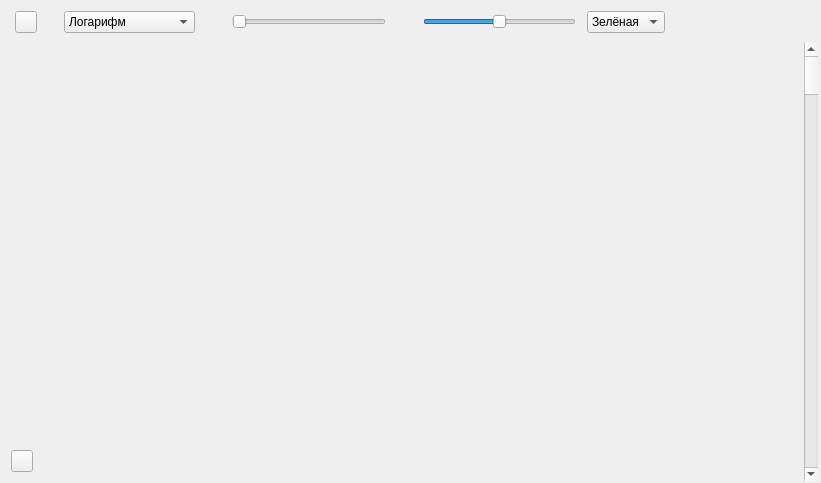
Qt form ui/GraphicWidget.ui (alexvrn/rmo) before a commit.
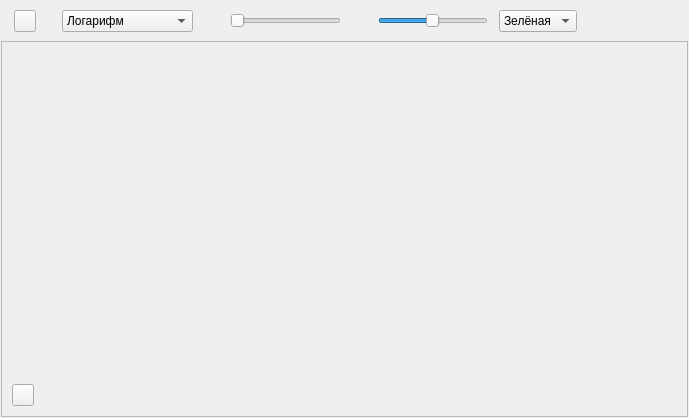
The same form after that commit. Custom widgets are drawn as their Qt base class.

Commit message: Скролл и выравнивание шкалы цвета

The edit to the form file:
```diff
--- a/ui/GraphicWidget.ui
+++ b/ui/GraphicWidget.ui
@@ -6,14 +6,17 @@
    <rect>
     <x>0</x>
     <y>0</y>
-    <width>821</width>
-    <height>483</height>
+    <width>689</width>
+    <height>418</height>
    </rect>
   </property>
   <property name="windowTitle">
    <string>Form</string>
   </property>
-  <layout class="QGridLayout" name="gridLayout">
+  <layout class="QVBoxLayout" name="verticalLayout">
+   <property name="spacing">
+    <number>0</number>
+   </property>
    <property name="leftMargin">
     <number>1</number>
    </property>
@@ -26,33 +29,70 @@
    <property name="bottomMargin">
     <number>1</number>
    </property>
-   <item row="0" column="0">
-    <widget class="QWidget" name="panel" native="true">
-     <property name="styleSheet">
-      <string notr="true"/>
-     </property>
-     <layout class="QGridLayout" name="gridLayout_6">
-      <property name="leftMargin">
-       <number>1</number>
-      </property>
-      <property name="topMargin">
-       <number>1</number>
-      </property>
-      <property name="rightMargin">
-       <number>1</number>
-      </property>
-      <property name="bottomMargin">
-       <number>1</number>
-      </property>
-      <property name="spacing">
-       <number>1</number>
-      </property>
-      <item row="0" column="0">
-       <layout class="QGridLayout" name="gridLayout_4">
-        <property name="spacing">
-         <number>1</number>
-        </property>
-        <item row="0" column="1">
+   <item>
+    <layout class="QHBoxLayout" name="horizontalLayout_2">
+     <item>
+      <layout class="QHBoxLayout" name="horizontalLayout_7">
+       <property name="spacing">
+        <number>0</number>
+       </property>
+       <item>
+        <spacer name="horizontalSpacer_13">
+         <property name="orientation">
+          <enum>Qt::Horizontal</enum>
+         </property>
+         <property name="sizeType">
+          <enum>QSizePolicy::Maximum</enum>
+         </property>
+         <property name="sizeHint" stdset="0">
+          <size>
+           <width>13</width>
+           <height>20</height>
+          </size>
+         </property>
+        </spacer>
+       </item>
+       <item>
+        <widget class="QToolButton" name="orientationToolButton">
+         <property name="minimumSize">
+          <size>
+           <width>22</width>
+           <height>22</height>
+          </size>
+         </property>
+         <property name="maximumSize">
+          <size>
+           <width>22</width>
+           <height>22</height>
+          </size>
+         </property>
+         <property name="toolTip">
+          <string>Изменение направления оси времени</string>
+         </property>
+         <property name="text">
+          <string/>
+         </property>
+        </widget>
+       </item>
+       <item>
+        <spacer name="horizontalSpacer_14">
+         <property name="orientation">
+          <enum>Qt::Horizontal</enum>
+         </property>
+         <property name="sizeType">
+          <enum>QSizePolicy::Maximum</enum>
+         </property>
+         <property name="sizeHint" stdset="0">
+          <size>
+           <width>13</width>
+           <height>20</height>
+          </size>
+         </property>
+        </spacer>
+       </item>
+      </layout>
+     </item>
+     <item>
          <widget class="QWidget" name="widget" native="true">
           <property name="sizePolicy">
            <sizepolicy hsizetype="Preferred" vsizetype="Maximum">
@@ -281,9 +321,36 @@
           </layout>
          </widget>
         </item>
-        <item row="1" column="0" colspan="2">
-         <layout class="QHBoxLayout" name="horizontalLayout_4">
+    </layout>
+   </item>
           <item>
+    <widget class="QScrollArea" name="scrollArea">
+     <property name="widgetResizable">
+      <bool>true</bool>
+     </property>
+     <widget class="QWidget" name="scrollAreaWidgetContents">
+      <property name="geometry">
+       <rect>
+        <x>0</x>
+        <y>0</y>
+        <width>685</width>
+        <height>372</height>
+       </rect>
+      </property>
+      <layout class="QGridLayout" name="gridLayout">
+       <property name="leftMargin">
+        <number>1</number>
+       </property>
+       <property name="topMargin">
+        <number>1</number>
+       </property>
+       <property name="rightMargin">
+        <number>1</number>
+       </property>
+       <property name="bottomMargin">
+        <number>1</number>
+       </property>
+       <item row="0" column="0">
            <widget class="QCustomPlot" name="graphic" native="true">
             <property name="minimumSize">
              <size>
@@ -346,82 +413,8 @@
             </layout>
            </widget>
           </item>
-          <item>
-           <widget class="QScrollBar" name="verticalScrollBar">
-            <property name="orientation">
-             <enum>Qt::Vertical</enum>
-            </property>
-           </widget>
-          </item>
-          <item>
-           <widget class="Graphic" name="customPlot" native="true"/>
-          </item>
-         </layout>
-        </item>
-        <item row="0" column="0">
-         <layout class="QHBoxLayout" name="horizontalLayout_7">
-          <property name="spacing">
-           <number>0</number>
-          </property>
-          <item>
-           <spacer name="horizontalSpacer_13">
-            <property name="orientation">
-             <enum>Qt::Horizontal</enum>
-            </property>
-            <property name="sizeType">
-             <enum>QSizePolicy::Maximum</enum>
-            </property>
-            <property name="sizeHint" stdset="0">
-             <size>
-              <width>13</width>
-              <height>20</height>
-             </size>
-            </property>
-           </spacer>
-          </item>
-          <item>
-           <widget class="QToolButton" name="orientationToolButton">
-            <property name="minimumSize">
-             <size>
-              <width>22</width>
-              <height>22</height>
-             </size>
-            </property>
-            <property name="maximumSize">
-             <size>
-              <width>22</width>
-              <height>22</height>
-             </size>
-            </property>
-            <property name="toolTip">
-             <string>Изменение направления оси времени</string>
-            </property>
-            <property name="text">
-             <string/>
-            </property>
-           </widget>
-          </item>
-          <item>
-           <spacer name="horizontalSpacer_14">
-            <property name="orientation">
-             <enum>Qt::Horizontal</enum>
-            </property>
-            <property name="sizeType">
-             <enum>QSizePolicy::Maximum</enum>
-            </property>
-            <property name="sizeHint" stdset="0">
-             <size>
-              <width>13</width>
-              <height>20</height>
-             </size>
-            </property>
-           </spacer>
-          </item>
-         </layout>
-        </item>
-       </layout>
-      </item>
-     </layout>
+      </layout>
+     </widget>
     </widget>
    </item>
   </layout>
@@ -433,12 +426,6 @@
    <header location="global">qcustomplot.h</header>
    <container>1</container>
   </customwidget>
-  <customwidget>
-   <class>Graphic</class>
-   <extends>QWidget</extends>
-   <header location="global">Graphic.h</header>
-   <container>1</container>
-  </customwidget>
  </customwidgets>
  <resources/>
  <connections/>
```
Left out of the diff: 26 changed lines with no effect on the pictures. Lines whose indentation alone changed are shown as unchanged. The commit also changes 2 other files.
